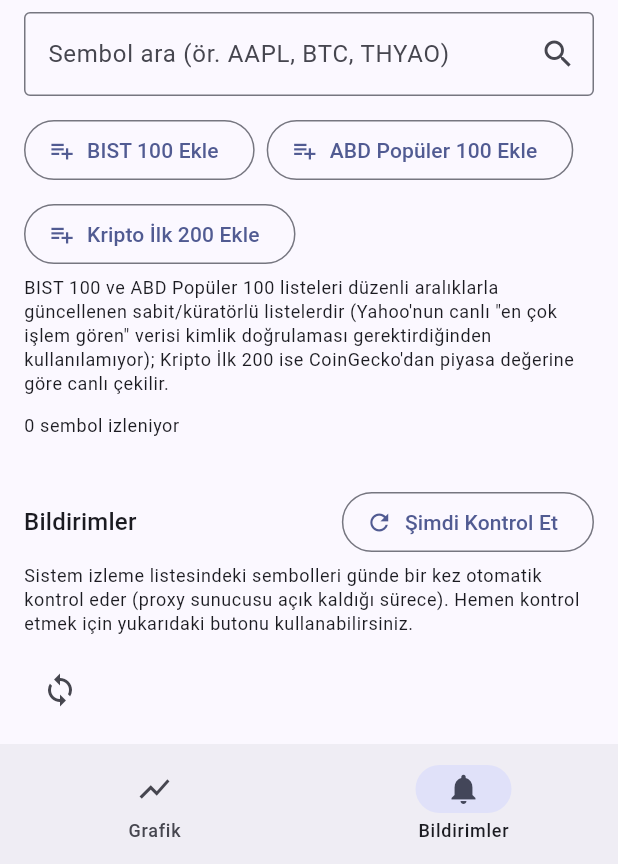
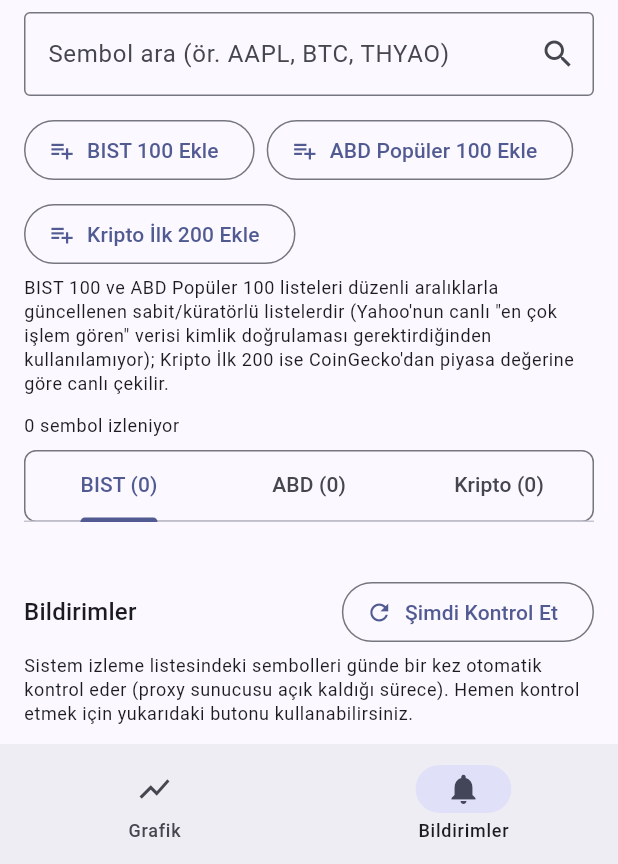
Before and after one commit to ercinnn/borsa, a Flutter app: the screen it shows after launch, item 2 of the bottom bar chosen, on a phone screen of 412 x 824 dp, the part 372-1236 px from its top. Run offline on Flutter 3.47's test engine with Material 3 defaults, Android fonts, the phone set to English and light mode, and no system bars; network calls fail.

Commit message:
İzleme listesini BIST/ABD/Kripto alt sekmelerine ayır
405 sembol tek bir listede gösterilince kullanışsız oluyordu. Sembol
sonekine göre (.IS -> BIST, -USD -> Kripto, diğer -> ABD) otomatik
kategorize eden bir TabBar eklendi.

Co-Authored-By: Claude Sonnet 5 <noreply@anthropic.com>

```diff
--- a/borsa_takip/lib/screens/notifications_screen.dart
+++ b/borsa_takip/lib/screens/notifications_screen.dart
@@ -12,7 +12,8 @@ class NotificationsScreen extends StatefulWidget {
   State<NotificationsScreen> createState() => _NotificationsScreenState();
 }
 
-class _NotificationsScreenState extends State<NotificationsScreen> {
+class _NotificationsScreenState extends State<NotificationsScreen>
+    with SingleTickerProviderStateMixin {
   final _api = MarketApi();
 
   List<String> _watchlist = [];
@@ -25,11 +26,45 @@ class _NotificationsScreenState extends State<NotificationsScreen> {
   String? _bulkAddingPreset;
   String? _error;
 
+  late final TabController _categoryTabController;
+
+  // BIST sembolleri ".IS", kripto sembolleri "-USD" ile bitiyor (bkz.
+  // preset_lists.dart / coingecko_client.dart); geri kalan her şey ABD/diğer
+  // sekmesinde toplanıyor.
+  List<String> get _bistSymbols =>
+      _watchlist.where((s) => s.endsWith('.IS')).toList();
+  List<String> get _cryptoSymbols =>
+      _watchlist.where((s) => s.endsWith('-USD')).toList();
+  List<String> get _usSymbols => _watchlist
+      .where((s) => !s.endsWith('.IS') && !s.endsWith('-USD'))
+      .toList();
+
+  List<String> get _currentCategorySymbols {
+    switch (_categoryTabController.index) {
+      case 0:
+        return _bistSymbols;
+      case 1:
+        return _usSymbols;
+      default:
+        return _cryptoSymbols;
+    }
+  }
+
   @override
   void initState() {
     super.initState();
+    _categoryTabController = TabController(length: 3, vsync: this)
+      ..addListener(() {
+        if (mounted) setState(() {});
+      });
     _loadWatchlist();
     _loadNotifications();
+  }
+
+  @override
+  void dispose() {
+    _categoryTabController.dispose();
+    super.dispose();
   }
 
   Future<void> _loadWatchlist() async {
@@ -194,11 +229,26 @@ class _NotificationsScreenState extends State<NotificationsScreen> {
             Text('${_watchlist.length} sembol izleniyor',
                 style: Theme.of(context).textTheme.bodySmall),
             const SizedBox(height: 8),
+            DecoratedBox(
+              decoration: BoxDecoration(
+                border: Border.all(color: Theme.of(context).dividerColor),
+                borderRadius: BorderRadius.circular(8),
+              ),
+              child: TabBar(
+                controller: _categoryTabController,
+                tabs: [
+                  Tab(text: 'BIST (${_bistSymbols.length})'),
+                  Tab(text: 'ABD (${_usSymbols.length})'),
+                  Tab(text: 'Kripto (${_cryptoSymbols.length})'),
+                ],
+              ),
+            ),
+            const SizedBox(height: 12),
             Wrap(
               spacing: 8,
               runSpacing: 8,
               children: [
-                for (final s in _watchlist)
+                for (final s in _currentCategorySymbols)
                   Chip(
                     label: Text(s),
                     onDeleted: () => _removeSymbol(s),
```
